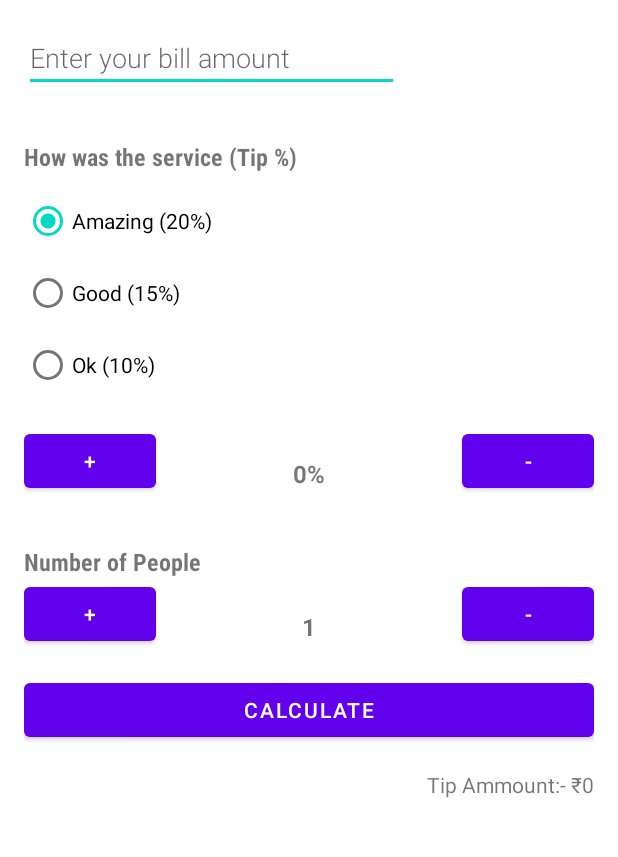
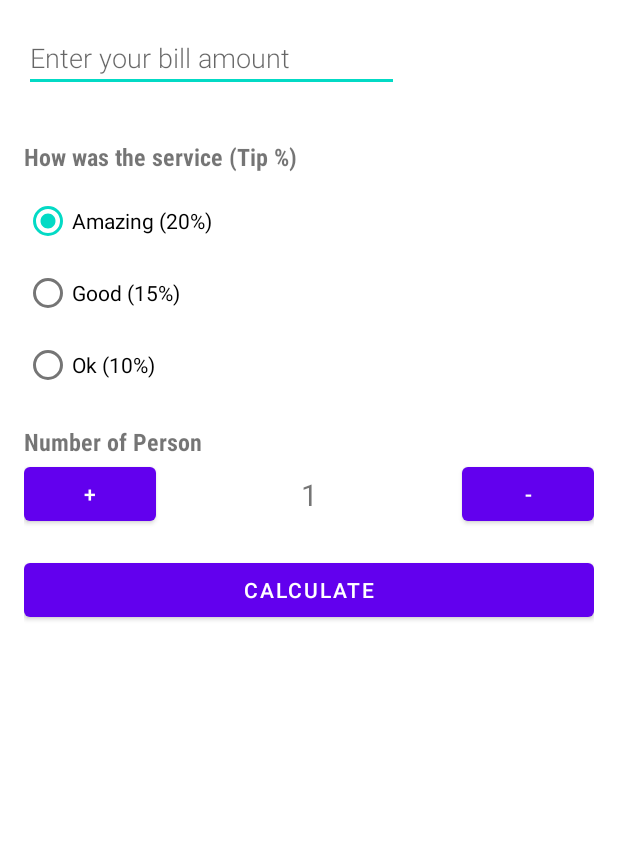
Before and after one commit to DroidDevTaiyab/Basic-Tip-Calculator-Kotlin, an Android app: the layout activity_main.xml on its own in the app's theme, with its tools: preview values and no code run, on a phone screen of 412 x 824 dp, the part 84-941 px from its top. Run offline under Robolectric (Android 15) with nearby library versions, the phone set to English and light mode, and no system bars.

```diff
--- a/app/src/main/res/layout/activity_main.xml
+++ b/app/src/main/res/layout/activity_main.xml
@@ -18,12 +18,13 @@
             android:layout_height="wrap_content"
             android:fontFamily="cursive"
             android:gravity="center"
-            android:textStyle="bold"
             android:text="Basic Tip Calculator"
             android:textSize="32sp"
+            android:textStyle="bold"
             app:layout_constraintEnd_toEndOf="parent"
             app:layout_constraintStart_toStartOf="parent"
             app:layout_constraintTop_toTopOf="parent" />
+
         <ImageView
             android:id="@+id/icon_cost_of_service"
             android:layout_width="wrap_content"
@@ -37,10 +38,10 @@
             android:id="@+id/edt_bill"
             android:layout_width="250dp"
             android:layout_height="wrap_content"
+            android:layout_marginTop="16dp"
             android:fontFamily="sans-serif-light"
             android:hint="Enter your bill amount"
             android:inputType="numberDecimal"
-            android:layout_marginTop="16dp"
             app:layout_constraintStart_toStartOf="parent"
             app:layout_constraintTop_toBottomOf="@+id/tv_title" />
 
@@ -82,109 +83,108 @@
                 android:text="Amazing (20%)" />
 
             <RadioButton
-                android:id="@+id/rbTips_eighteen_percent"
+                android:id="@+id/rbTip_fifteen_percent"
                 android:layout_width="match_parent"
                 android:layout_height="wrap_content"
                 android:text="Good (15%)" />
 
             <RadioButton
-                android:id="@+id/rbTip_fifteen_percent"
+                android:id="@+id/rbTip_tan_percent"
                 android:layout_width="match_parent"
                 android:layout_height="wrap_content"
                 android:text="Ok (10%)" />
 
         </RadioGroup>
 
-        <Button
-            android:id="@+id/btn_tipMinus"
-            android:layout_width="wrap_content"
-            android:layout_height="wrap_content"
-            android:layout_marginTop="16dp"
-            android:text="+"
-            app:layout_constraintStart_toStartOf="@id/tip_options"
-            app:layout_constraintTop_toBottomOf="@id/tip_options" />
-
-        <Button
-            android:id="@+id/btn_tipPlus"
-            android:layout_width="wrap_content"
-            android:layout_height="wrap_content"
-            android:layout_marginTop="16dp"
-            android:text="-"
-            app:layout_constraintEnd_toEndOf="parent"
-            app:layout_constraintTop_toBottomOf="@id/tip_options" />
-
         <TextView
-            android:layout_width="wrap_content"
-            android:layout_height="wrap_content"
-            android:text="0%"
-            android:textSize="16sp"
-            android:textStyle="bold"
-            app:layout_constraintBottom_toTopOf="@+id/tv_numberOfPeople"
-            app:layout_constraintEnd_toStartOf="@+id/btn_tipPlus"
-            app:layout_constraintStart_toEndOf="@+id/btn_tipMinus"
-            app:layout_constraintTop_toBottomOf="@+id/tip_options" />
-
-        <TextView
-            android:id="@+id/tv_numberOfPeople"
+            android:id="@+id/tv_numberOfPerson"
             android:layout_width="match_parent"
             android:layout_height="wrap_content"
             android:fontFamily="sans-serif-condensed"
+            android:text="Number of Person"
+            android:textAllCaps="false"
             android:textSize="16sp"
             android:textStyle="bold"
-            android:text="Number of People"
-            android:textAllCaps="false"
-            android:layout_marginTop="32dp"
+            android:layout_marginTop="16dp"
             app:layout_constraintEnd_toEndOf="parent"
             app:layout_constraintStart_toStartOf="parent"
-            app:layout_constraintTop_toBottomOf="@+id/btn_tipPlus" />
+            app:layout_constraintTop_toBottomOf="@+id/tip_options" />
 
         <Button
-            android:id="@+id/btn_peopleMinus"
+            android:id="@+id/btn_person_plus"
             android:layout_width="wrap_content"
             android:layout_height="wrap_content"
             android:text="+"
-            app:layout_constraintStart_toStartOf="@id/tv_numberOfPeople"
-            app:layout_constraintTop_toBottomOf="@id/tv_numberOfPeople" />
+            app:layout_constraintStart_toStartOf="@id/tv_numberOfPerson"
+            app:layout_constraintTop_toBottomOf="@id/tv_numberOfPerson" />
 
         <Button
-            android:id="@+id/btn_peoplePlus"
+            android:id="@+id/btn_person_minus"
             android:layout_width="wrap_content"
             android:layout_height="wrap_content"
             android:text="-"
             app:layout_constraintEnd_toEndOf="parent"
-            app:layout_constraintTop_toBottomOf="@id/tv_numberOfPeople" />
+            app:layout_constraintTop_toBottomOf="@id/tv_numberOfPerson" />
+
 
         <TextView
+            android:id="@+id/tv_number_of_person_count"
             android:layout_width="wrap_content"
             android:layout_height="wrap_content"
             android:text="1"
-            android:textStyle="bold"
-            android:textSize="16sp"
-            app:layout_constraintBottom_toTopOf="@+id/calculate_button"
-            app:layout_constraintEnd_toStartOf="@+id/btn_peoplePlus"
-            app:layout_constraintStart_toEndOf="@+id/btn_peopleMinus"
-            app:layout_constraintTop_toBottomOf="@+id/tv_numberOfPeople" />
-
-
+            android:textSize="20sp"
+            app:layout_constraintBottom_toBottomOf="@+id/btn_person_minus"
+            app:layout_constraintEnd_toStartOf="@+id/btn_person_minus"
+            app:layout_constraintStart_toEndOf="@+id/btn_person_plus"
+            app:layout_constraintTop_toBottomOf="@+id/tv_numberOfPerson" />
 
         <Button
-            android:id="@+id/calculate_button"
+            android:id="@+id/btn_calculate"
             android:layout_width="0dp"
             android:layout_height="wrap_content"
             android:layout_marginTop="16dp"
             android:text="calculate"
             app:layout_constraintEnd_toEndOf="parent"
-            app:layout_constraintStart_toStartOf="@id/btn_peopleMinus"
-            app:layout_constraintTop_toBottomOf="@id/btn_peopleMinus" />
+            app:layout_constraintStart_toStartOf="parent"
+            app:layout_constraintTop_toBottomOf="@id/btn_person_minus" />
 
         <TextView
-            android:id="@+id/tip_result"
+            android:id="@+id/tv_totalTip"
             android:layout_width="wrap_content"
-            android:text="Tip Ammount:- ₹0"
             android:layout_height="wrap_content"
             android:layout_marginTop="16dp"
+            android:textStyle="bold"
             app:layout_constraintEnd_toEndOf="parent"
-            app:layout_constraintTop_toBottomOf="@id/calculate_button" />
+            app:layout_constraintTop_toBottomOf="@id/btn_calculate" />
+
+        <TextView
+            android:id="@+id/tv_tipPerPerson"
+            android:layout_width="wrap_content"
+            android:layout_height="wrap_content"
+            android:layout_marginTop="16dp"
+            android:textStyle="bold"
+            app:layout_constraintEnd_toEndOf="parent"
+            app:layout_constraintTop_toBottomOf="@id/tv_totalTip" />
+
+
+        <TextView
+            android:id="@+id/tv_total_BillPlusTip"
+            android:layout_width="wrap_content"
+            android:layout_height="wrap_content"
+            android:layout_marginTop="16dp"
+            android:textStyle="bold"
+            app:layout_constraintEnd_toEndOf="parent"
+            app:layout_constraintTop_toBottomOf="@id/tv_tipPerPerson" />
+
+
+        <TextView
+            android:id="@+id/tv_totalPerPerson"
+            android:layout_width="wrap_content"
+            android:layout_height="wrap_content"
+            android:layout_marginTop="16dp"
+            android:textStyle="bold"
+            app:layout_constraintEnd_toEndOf="parent"
+            app:layout_constraintTop_toBottomOf="@id/tv_total_BillPlusTip" />
 
     </androidx.constraintlayout.widget.ConstraintLayout>
 
```
Also changed, not shown: app/src/main/java/com/taiyabali/basictipcalculator/MainActivity.kt (+100 -1 lines).
